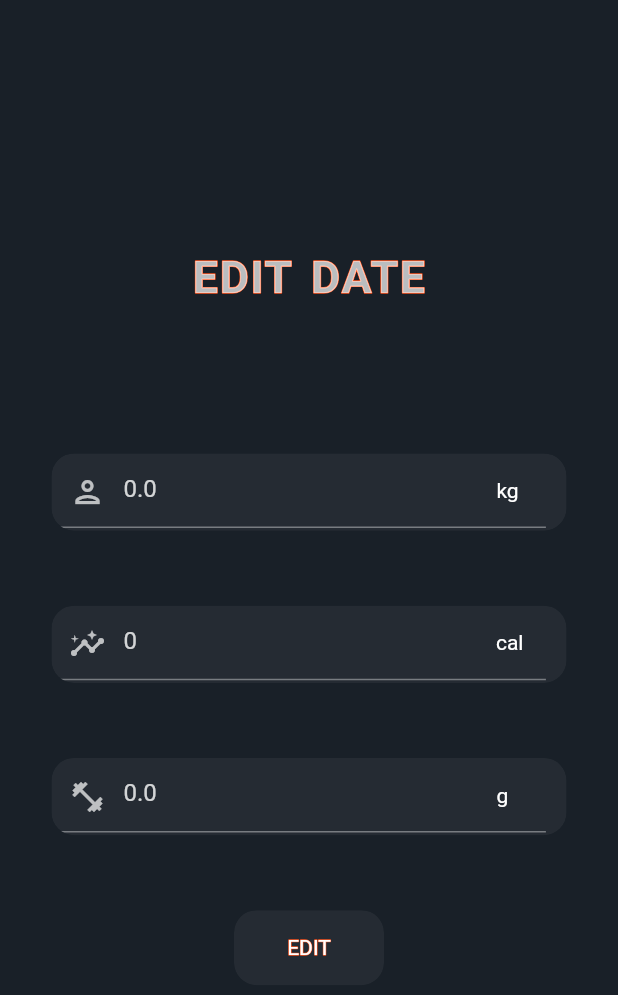
After one commit to Tomohiro629/Fitness_app, a Flutter app: the screen it shows once a user with an empty profile is signed in, after a tap on the "settings" icon, on a phone screen of 412 x 824 dp. The commit adds this screen. Shown: the top 995 px of the screen. Run offline on Flutter 3.47's test engine with Material 2 defaults, Android fonts, the phone set to English and light mode, and no system bars; drawn by our look-alikes of bordered_text; our stand-ins replace cloud_firestore, firebase_auth, firebase_core, flutter_riverpod, flutter_screenutil, gap and 3 more; missing offline and left inert: flutterfire_ui; accounts and stored records are empty.

Commit message:
ユーザー情報変更ページ作成

```diff
--- a/lib/calendar_page/calendar_page.dart
+++ b/lib/calendar_page/calendar_page.dart
@@ -1,7 +1,7 @@
 import 'package:flutter/material.dart';
 import 'package:flutter_riverpod/flutter_riverpod.dart';
+import 'package:karaoke_app/user_edit_page/user_edit_page.dart';
 
-import '../components/account_button.dart';
 import '../components/bordered_text.dart';
 import '../entity/user.dart';
 import 'widgets/calendar_widget.dart';
@@ -18,8 +18,23 @@ class CalendarPage extends ConsumerWidget {
           child: Column(children: [
         Container(
             padding: const EdgeInsets.all(50),
-            child: const BorderedTextWidget(
-                label: "RECORD", storokeColor: Colors.indigo)),
+            child: Row(
+              mainAxisAlignment: MainAxisAlignment.center,
+              children: [
+                const BorderedTextWidget(
+                    label: "RECORD", storokeColor: Colors.indigo),
+                IconButton(
+                    onPressed: () {
+                      Navigator.push(
+                          context,
+                          MaterialPageRoute(
+                              builder: ((context) => UserEditPage(
+                                    user: user,
+                                  ))));
+                    },
+                    icon: const Icon(Icons.settings))
+              ],
+            )),
         Container(
             padding: const EdgeInsets.only(top: 30.0, bottom: 150.0),
             child: CalendarWidget(user: user)),
--- /dev/null
+++ b/lib/user_edit_page/user_edit_page.dart
@@ -0,0 +1,96 @@
+import 'package:flutter/material.dart';
+import 'package:flutter_riverpod/flutter_riverpod.dart';
+import 'package:gap/gap.dart';
+import 'package:karaoke_app/user_edit_page/user_edit_controller.dart';
+
+import '../components/account_button.dart';
+import '../components/bordered_text.dart';
+import '../components/input_from_filed.dart';
+import '../entity/user.dart';
+
+class UserEditPage extends ConsumerWidget {
+  const UserEditPage({super.key, required this.user});
+  final User user;
+
+  @override
+  Widget build(BuildContext context, WidgetRef ref) {
+    final userEditController = ref.watch(userEditControllerProvider(user));
+    final weight = TextEditingController();
+    final editCalorie = TextEditingController();
+    final editProtein = TextEditingController();
+
+    weight.text = user.weight.toString();
+    editCalorie.text = user.calorie.toString();
+    editProtein.text = user.protein.toString();
+
+    return Scaffold(
+      backgroundColor: const Color(0xff192028),
+      body: Center(
+        child: SingleChildScrollView(
+          child: Column(
+            children: [
+              const BorderedTextWidget(
+                  label: 'EDIT DATE', storokeColor: Colors.deepOrange),
+              const Gap(100),
+              InputFromFiled(
+                controller: weight,
+                icon: Icons.person_outlined,
+                hintText: "Edit weight...",
+                suffixText: "kg",
+                keyboardType: TextInputType.number,
+                borderColor: const BorderSide(
+                    color: Color.fromARGB(117, 240, 114, 105), width: 3.0),
+              ),
+              const Gap(50),
+              InputFromFiled(
+                controller: editCalorie,
+                icon: Icons.insights_outlined,
+                hintText: "Edit calorie...",
+                suffixText: "cal",
+                keyboardType: TextInputType.number,
+                borderColor: const BorderSide(
+                    color: Color.fromARGB(117, 240, 114, 105), width: 3.0),
+              ),
+              const Gap(50),
+              InputFromFiled(
+                controller: editProtein,
+                icon: Icons.fitness_center_outlined,
+                hintText: "Edit protein...",
+                suffixText: "g",
+                keyboardType: TextInputType.number,
+                borderColor: const BorderSide(
+                    color: Color.fromARGB(117, 240, 114, 105), width: 3.0),
+              ),
+              const Gap(50),
+              AccountButton(
+                  splashColor: const Color.fromARGB(117, 105, 240, 175),
+                  onTap: () async {
+                    try {
+                      userEditController.editUserDate(
+                          weight: double.parse(weight.text),
+                          calorie: int.parse(editCalorie.text),
+                          protein: double.parse(editProtein.text));
+                      Navigator.pop(context);
+                    } catch (e) {
+                      ScaffoldMessenger.of(context).showSnackBar(
+                        const SnackBar(
+                          content: Text(
+                            "入力にエラーがあります。",
+                            style: TextStyle(color: Colors.white),
+                            textAlign: TextAlign.center,
+                          ),
+                          backgroundColor: Colors.red,
+                          duration: Duration(seconds: 2),
+                        ),
+                      );
+                    }
+                  },
+                  strokeColor: Colors.deepOrange,
+                  text: "EDIT")
+            ],
+          ),
+        ),
+      ),
+    );
+  }
+}
```
Also changed, not shown: lib/user_edit_page/user_edit_controller.dart (added, +29 -0 lines).
